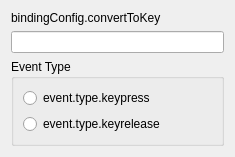
Old version of the form Touché_Configuration/ToKey_cfg.ui in the repository GuLinux/Touche.
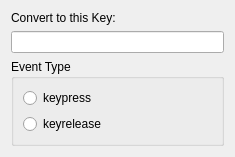
New version of the form.

Patch:
```diff
--- a/Touché_Configuration/ToKey_cfg.ui
+++ b/Touché_Configuration/ToKey_cfg.ui
@@ -17,7 +17,7 @@
    <item>
     <widget class="QLabel" name="label">
      <property name="text">
-      <string>bindingConfig.convertToKey</string>
+      <string extracomment="ToKey conf dialog, label for X symbol qlineedit">Convert to this Key:</string>
      </property>
     </widget>
    </item>
@@ -33,14 +33,14 @@
       <item>
        <widget class="QRadioButton" name="cfg_eventtype_keypress">
         <property name="text">
-         <string>event.type.keypress</string>
+         <string extracomment="ToKey conf dialog: label for checkbox">keypress</string>
         </property>
        </widget>
       </item>
       <item>
        <widget class="QRadioButton" name="cfg_eventtype_keyrelease">
         <property name="text">
-         <string>event.type.keyrelease</string>
+         <string extracomment="ToKey conf dialog: label for checkbox">keyrelease</string>
         </property>
        </widget>
       </item>
```
Left out of the diff: 4 changed lines with no effect on the pictures.
